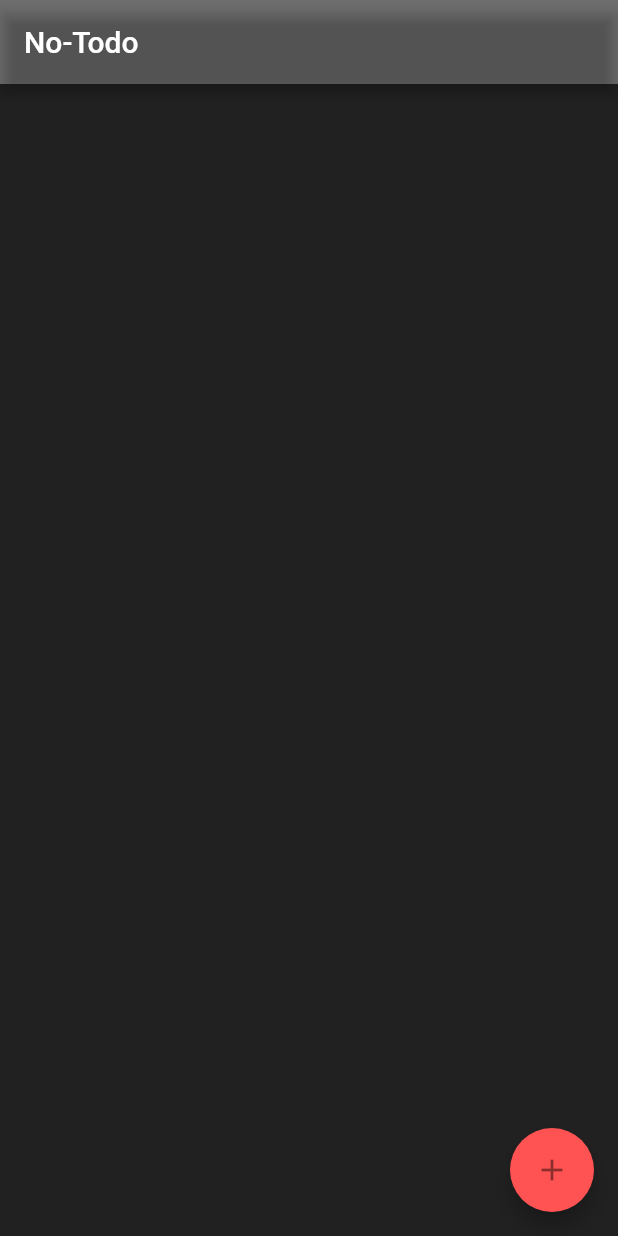
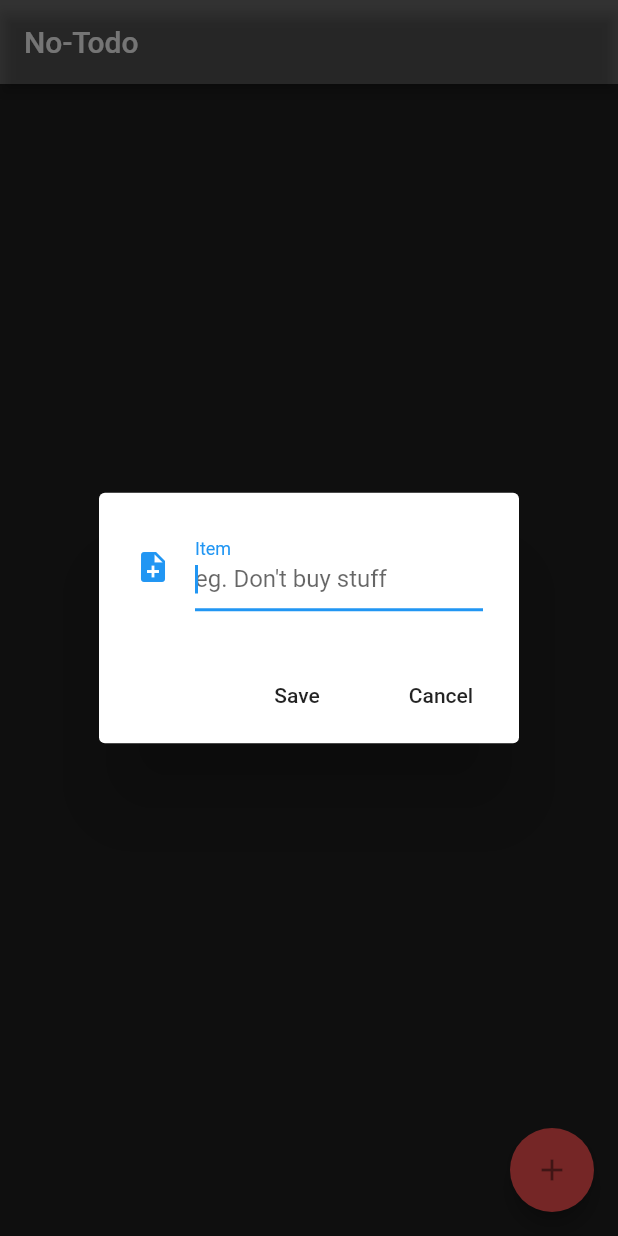
Before and after one commit to lrdgz/No-Todo-App, a Flutter app: the screen it shows after launch, after a tap on the "add" icon, on a phone screen of 412 x 824 dp. Run offline on Flutter 3.47's test engine with Material 2 defaults, Android fonts, the phone set to English and light mode, and no system bars; our stand-ins replace sqflite; accounts and stored records are empty.

Commit message:
[ADD] Show item, and render list view Todos

```diff
--- a/lib/ui/notodo_screen.dart
+++ b/lib/ui/notodo_screen.dart
@@ -1,4 +1,6 @@
 import 'package:flutter/material.dart';
+import 'package:no_todo_app/models/no_todo_item.dart';
+import 'package:no_todo_app/util/database_client.dart';
 
 class NoTodoScreen extends StatefulWidget {
   @override
@@ -6,11 +8,62 @@ class NoTodoScreen extends StatefulWidget {
 }
 
 class _NoTodoScreenState extends State<NoTodoScreen> {
+  final TextEditingController _textEditingController = new TextEditingController();
+  final List<NoDoItem> _itemList = <NoDoItem>[];
+  var db = new DatabaseHelper();
+
+  @override
+  void initState() {
+    super.initState();
+    _readNoDoList();
+  }
+
+  void _handleSubmitted(String text) async {
+    _textEditingController.clear();
+    print("RECIVED: $text");
+    NoDoItem noDoItem = new NoDoItem(text, new DateTime.now().toIso8601String());
+    int savedItemId = await db.saveItem(noDoItem);
+    print("Item saved id: $savedItemId ");
+    NoDoItem addedItem = await db.getItem(savedItemId );
+
+    setState(() {
+      _itemList.insert(0, addedItem);
+    });
+
+  }
+
   @override
   Widget build(BuildContext context) {
     return new Scaffold(
       backgroundColor: Colors.black87,
-      body: Column(),
+      body: new Column(
+        children: <Widget>[
+          new Flexible(
+              child: new ListView.builder(
+                  padding: new EdgeInsets.all(8.0),
+                  reverse: false,
+                  itemCount: _itemList.length,
+                  itemBuilder: (_, int index) {
+                    return new Card(
+                      color: Colors.white10,
+                      child: new ListTile(
+                        title: _itemList[index],
+                        onLongPress: () => debugPrint(""),
+                        trailing: new Listener(
+                          key: new Key(_itemList[index].itemName),
+                          child: new Icon(Icons.remove_circle, color: Colors.redAccent),
+                          onPointerDown: (pointerEvent) => debugPrint(""),
+                        ),
+                      ),
+                    );
+                  }
+              )
+          ),
+          new Divider(
+            height: 1.0,
+          ),
+        ],
+      ),
 
       floatingActionButton: new FloatingActionButton(
           tooltip: "Add Item",
@@ -24,6 +77,50 @@ class _NoTodoScreenState extends State<NoTodoScreen> {
   }
 
   void _showFormDialog(){
+    var alert = new AlertDialog(
+      content: new Row(
+        children: <Widget>[
+          new Expanded(
+              child: new TextField(
+                controller: _textEditingController,
+                autofocus: true,
+                decoration: new InputDecoration(
+                  labelText: "Item",
+                  hintText: "eg. Don't buy stuff",
+                  icon: new Icon(Icons.note_add)
+                ),
+              )
+          )
+        ],
+      ),
+      actions: <Widget>[
+        new FlatButton(
+            onPressed: (){
+              _handleSubmitted(_textEditingController.text);
+              _textEditingController.clear();
+            },
+            child: Text("Save")
+        ),
+        new FlatButton(
+            onPressed: () => Navigator.pop(context),
+            child: Text("Cancel")
+        )
+      ],
+    );
+    showDialog(
+      context: context,
+      builder: (_) {
+        return alert;
+      }
+    );
+  }
 
+  _readNoDoList() async {
+    List items = await db.getItems();
+    items.forEach((item) {
+      NoDoItem noDoItem = NoDoItem.fromMap(item);
+      print("DB items: ${noDoItem.itemName}");
+    });
   }
+
 }
--- a/lib/util/database_client.dart
+++ b/lib/util/database_client.dart
@@ -31,6 +31,7 @@ class DatabaseHelper {
     Directory documentDirectory = await getApplicationDocumentsDirectory();
     String path = join(documentDirectory.path, "nodo_db.db");
     var ourDb = await openDatabase(path, version: 1, onCreate: _onCreate);
+    return ourDb;
   }
 
   void _onCreate(Database db, int version) async {
```
Also changed, not shown: lib/models/no_todo_item.dart (+4 -4 lines).
